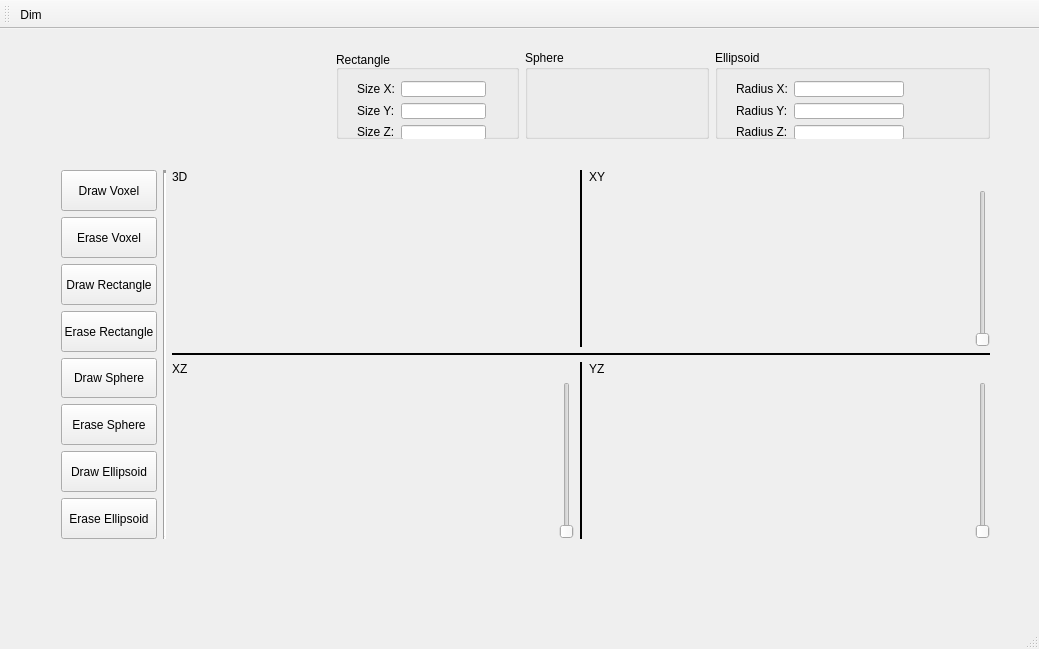
Old version of the form mainwindow.ui in the repository Atarico/Paint3D.
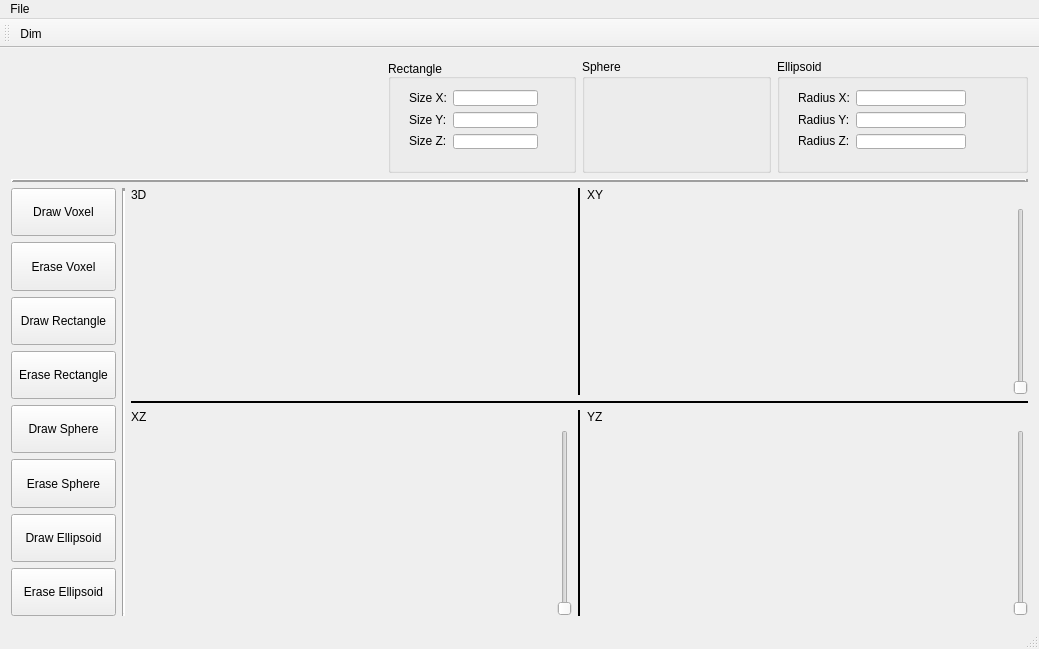
New version of the form.

```diff
--- a/mainwindow.ui
+++ b/mainwindow.ui
@@ -14,475 +14,11 @@
    <string>MainWindow</string>
   </property>
   <widget class="QWidget" name="centralWidget">
-   <widget class="QWidget" name="">
-    <property name="geometry">
-     <rect>
-      <x>50</x>
-      <y>130</y>
-      <width>951</width>
-      <height>391</height>
-     </rect>
-    </property>
-    <layout class="QHBoxLayout" name="horizontalLayout_3" stretch="10,5,85">
+   <layout class="QVBoxLayout" name="verticalLayout_12">
      <item>
-      <layout class="QVBoxLayout" name="verticalLayout_6">
+     <layout class="QVBoxLayout" name="verticalLayout_11" stretch="20,5,75">
        <item>
-        <widget class="QPushButton" name="pushButton">
-         <property name="enabled">
-          <bool>true</bool>
-         </property>
-         <property name="minimumSize">
-          <size>
-           <width>30</width>
-           <height>30</height>
-          </size>
-         </property>
-         <property name="maximumSize">
-          <size>
-           <width>120</width>
-           <height>120</height>
-          </size>
-         </property>
-         <property name="baseSize">
-          <size>
-           <width>41</width>
-           <height>41</height>
-          </size>
-         </property>
-         <property name="text">
-          <string>Draw Voxel</string>
-         </property>
-         <property name="iconSize">
-          <size>
-           <width>41</width>
-           <height>41</height>
-          </size>
-         </property>
-        </widget>
-       </item>
-       <item>
-        <widget class="QPushButton" name="pushButton_2">
-         <property name="enabled">
-          <bool>true</bool>
-         </property>
-         <property name="minimumSize">
-          <size>
-           <width>30</width>
-           <height>30</height>
-          </size>
-         </property>
-         <property name="maximumSize">
-          <size>
-           <width>120</width>
-           <height>120</height>
-          </size>
-         </property>
-         <property name="baseSize">
-          <size>
-           <width>41</width>
-           <height>41</height>
-          </size>
-         </property>
-         <property name="text">
-          <string>Erase Voxel</string>
-         </property>
-         <property name="iconSize">
-          <size>
-           <width>41</width>
-           <height>41</height>
-          </size>
-         </property>
-        </widget>
-       </item>
-       <item>
-        <widget class="QPushButton" name="pushButton_3">
-         <property name="enabled">
-          <bool>true</bool>
-         </property>
-         <property name="minimumSize">
-          <size>
-           <width>30</width>
-           <height>30</height>
-          </size>
-         </property>
-         <property name="maximumSize">
-          <size>
-           <width>120</width>
-           <height>120</height>
-          </size>
-         </property>
-         <property name="baseSize">
-          <size>
-           <width>41</width>
-           <height>41</height>
-          </size>
-         </property>
-         <property name="text">
-          <string>Draw Rectangle</string>
-         </property>
-         <property name="iconSize">
-          <size>
-           <width>41</width>
-           <height>41</height>
-          </size>
-         </property>
-        </widget>
-       </item>
-       <item>
-        <widget class="QPushButton" name="pushButton_4">
-         <property name="enabled">
-          <bool>true</bool>
-         </property>
-         <property name="minimumSize">
-          <size>
-           <width>30</width>
-           <height>30</height>
-          </size>
-         </property>
-         <property name="maximumSize">
-          <size>
-           <width>120</width>
-           <height>120</height>
-          </size>
-         </property>
-         <property name="baseSize">
-          <size>
-           <width>41</width>
-           <height>41</height>
-          </size>
-         </property>
-         <property name="text">
-          <string>Erase Rectangle</string>
-         </property>
-         <property name="iconSize">
-          <size>
-           <width>41</width>
-           <height>41</height>
-          </size>
-         </property>
-        </widget>
-       </item>
-       <item>
-        <widget class="QPushButton" name="pushButton_5">
-         <property name="enabled">
-          <bool>true</bool>
-         </property>
-         <property name="minimumSize">
-          <size>
-           <width>30</width>
-           <height>30</height>
-          </size>
-         </property>
-         <property name="maximumSize">
-          <size>
-           <width>120</width>
-           <height>120</height>
-          </size>
-         </property>
-         <property name="baseSize">
-          <size>
-           <width>41</width>
-           <height>41</height>
-          </size>
-         </property>
-         <property name="text">
-          <string>Draw Sphere</string>
-         </property>
-         <property name="iconSize">
-          <size>
-           <width>41</width>
-           <height>41</height>
-          </size>
-         </property>
-        </widget>
-       </item>
-       <item>
-        <widget class="QPushButton" name="pushButton_6">
-         <property name="enabled">
-          <bool>true</bool>
-         </property>
-         <property name="minimumSize">
-          <size>
-           <width>30</width>
-           <height>30</height>
-          </size>
-         </property>
-         <property name="maximumSize">
-          <size>
-           <width>120</width>
-           <height>120</height>
-          </size>
-         </property>
-         <property name="baseSize">
-          <size>
-           <width>41</width>
-           <height>41</height>
-          </size>
-         </property>
-         <property name="text">
-          <string>Erase Sphere</string>
-         </property>
-         <property name="iconSize">
-          <size>
-           <width>41</width>
-           <height>41</height>
-          </size>
-         </property>
-        </widget>
-       </item>
-       <item>
-        <widget class="QPushButton" name="pushButton_7">
-         <property name="enabled">
-          <bool>true</bool>
-         </property>
-         <property name="minimumSize">
-          <size>
-           <width>30</width>
-           <height>30</height>
-          </size>
-         </property>
-         <property name="maximumSize">
-          <size>
-           <width>120</width>
-           <height>120</height>
-          </size>
-         </property>
-         <property name="baseSize">
-          <size>
-           <width>41</width>
-           <height>41</height>
-          </size>
-         </property>
-         <property name="text">
-          <string>Draw Ellipsoid</string>
-         </property>
-         <property name="iconSize">
-          <size>
-           <width>41</width>
-           <height>41</height>
-          </size>
-         </property>
-        </widget>
-       </item>
-       <item>
-        <widget class="QPushButton" name="pushButton_8">
-         <property name="enabled">
-          <bool>true</bool>
-         </property>
-         <property name="minimumSize">
-          <size>
-           <width>30</width>
-           <height>30</height>
-          </size>
-         </property>
-         <property name="maximumSize">
-          <size>
-           <width>120</width>
-           <height>120</height>
-          </size>
-         </property>
-         <property name="baseSize">
-          <size>
-           <width>41</width>
-           <height>41</height>
-          </size>
-         </property>
-         <property name="text">
-          <string>Erase Ellipsoid</string>
-         </property>
-         <property name="iconSize">
-          <size>
-           <width>41</width>
-           <height>41</height>
-          </size>
-         </property>
-        </widget>
-       </item>
-      </layout>
-     </item>
-     <item>
-      <widget class="Line" name="line">
-       <property name="frameShadow">
-        <enum>QFrame::Sunken</enum>
-       </property>
-       <property name="lineWidth">
-        <number>3</number>
-       </property>
-       <property name="orientation">
-        <enum>Qt::Vertical</enum>
-       </property>
-      </widget>
-     </item>
-     <item>
-      <layout class="QVBoxLayout" name="verticalLayout_5">
-       <item>
-        <layout class="QHBoxLayout" name="horizontalLayout">
-         <item>
-          <layout class="QVBoxLayout" name="verticalLayout_3" stretch="5,95">
-           <item>
-            <widget class="QLabel" name="label_4">
-             <property name="text">
-              <string>3D</string>
-             </property>
-            </widget>
-           </item>
-           <item>
-            <layout class="QHBoxLayout" name="horizontalLayout_6" stretch="0">
-             <property name="spacing">
-              <number>6</number>
-             </property>
-             <item>
-              <widget class="QWidget" name="widget_9" native="true">
-               <zorder>line</zorder>
-              </widget>
-             </item>
-            </layout>
-           </item>
-          </layout>
-         </item>
-         <item>
-          <widget class="Line" name="line_3">
-           <property name="frameShadow">
-            <enum>QFrame::Plain</enum>
-           </property>
-           <property name="lineWidth">
-            <number>2</number>
-           </property>
-           <property name="orientation">
-            <enum>Qt::Vertical</enum>
-           </property>
-          </widget>
-         </item>
-         <item>
-          <layout class="QVBoxLayout" name="verticalLayout_2">
-           <item>
-            <widget class="QLabel" name="label_3">
-             <property name="text">
-              <string>XY</string>
-             </property>
-            </widget>
-           </item>
-           <item>
-            <layout class="QHBoxLayout" name="horizontalLayout_5" stretch="0,0">
-             <property name="spacing">
-              <number>6</number>
-             </property>
-             <item>
-              <widget class="QWidget" name="widget_8" native="true"/>
-             </item>
-             <item>
-              <widget class="QSlider" name="verticalSlider_8">
-               <property name="orientation">
-                <enum>Qt::Vertical</enum>
-               </property>
-              </widget>
-             </item>
-            </layout>
-           </item>
-          </layout>
-         </item>
-        </layout>
-       </item>
-       <item>
-        <widget class="Line" name="line_4">
-         <property name="frameShadow">
-          <enum>QFrame::Plain</enum>
-         </property>
-         <property name="lineWidth">
-          <number>2</number>
-         </property>
-         <property name="orientation">
-          <enum>Qt::Horizontal</enum>
-         </property>
-        </widget>
-       </item>
-       <item>
-        <layout class="QHBoxLayout" name="horizontalLayout_2">
-         <item>
-          <layout class="QVBoxLayout" name="verticalLayout">
-           <item>
-            <widget class="QLabel" name="label_2">
-             <property name="text">
-              <string>XZ</string>
-             </property>
-            </widget>
-           </item>
-           <item>
-            <layout class="QHBoxLayout" name="horizontalLayout_4" stretch="0,0">
-             <property name="spacing">
-              <number>6</number>
-             </property>
-             <item>
-              <widget class="QWidget" name="widget_7" native="true"/>
-             </item>
-             <item>
-              <widget class="QSlider" name="verticalSlider_7">
-               <property name="orientation">
-                <enum>Qt::Vertical</enum>
-               </property>
-              </widget>
-             </item>
-            </layout>
-           </item>
-          </layout>
-         </item>
-         <item>
-          <widget class="Line" name="line_5">
-           <property name="frameShadow">
-            <enum>QFrame::Plain</enum>
-           </property>
-           <property name="lineWidth">
-            <number>2</number>
-           </property>
-           <property name="orientation">
-            <enum>Qt::Vertical</enum>
-           </property>
-          </widget>
-         </item>
-         <item>
-          <layout class="QVBoxLayout" name="verticalLayout_4">
-           <item>
-            <widget class="QLabel" name="label_5">
-             <property name="text">
-              <string>YZ</string>
-             </property>
-            </widget>
-           </item>
-           <item>
-            <layout class="QHBoxLayout" name="horizontalLayout_7" stretch="0,0">
-             <property name="spacing">
-              <number>6</number>
-             </property>
-             <item>
-              <widget class="QWidget" name="widget_10" native="true"/>
-             </item>
-             <item>
-              <widget class="QSlider" name="verticalSlider_10">
-               <property name="orientation">
-                <enum>Qt::Vertical</enum>
-               </property>
-              </widget>
-             </item>
-            </layout>
-           </item>
-          </layout>
-         </item>
-        </layout>
-       </item>
-      </layout>
-     </item>
-    </layout>
-   </widget>
-   <widget class="QWidget" name="">
-    <property name="geometry">
-     <rect>
-      <x>50</x>
-      <y>10</y>
-      <width>951</width>
-      <height>111</height>
-     </rect>
-    </property>
-    <layout class="QHBoxLayout" name="horizontalLayout_11" stretch="30,20,20,30">
+       <layout class="QHBoxLayout" name="horizontalLayout_11" stretch="30,15,15,20">
      <item>
       <spacer name="horizontalSpacer">
        <property name="orientation">
@@ -516,7 +52,7 @@
        <property name="checkable">
         <bool>false</bool>
        </property>
-       <widget class="QWidget" name="">
+          <widget class="QWidget" name="layoutWidget">
         <property name="geometry">
          <rect>
           <x>10</x>
@@ -573,7 +109,7 @@
        <property name="title">
         <string>Sphere</string>
        </property>
-       <widget class="QWidget" name="">
+          <widget class="QWidget" name="layoutWidget">
         <property name="geometry">
          <rect>
           <x>10</x>
@@ -602,7 +138,7 @@
        <property name="title">
         <string>Ellipsoid</string>
        </property>
-       <widget class="QWidget" name="">
+          <widget class="QWidget" name="layoutWidget">
         <property name="geometry">
          <rect>
           <x>10</x>
@@ -655,12 +191,472 @@
       </widget>
      </item>
     </layout>
-   </widget>
-   <zorder>line</zorder>
-   <zorder>line_3</zorder>
-   <zorder>line_4</zorder>
-   <zorder>widget_4</zorder>
-   <zorder>verticalSlider_4</zorder>
+      </item>
+      <item>
+       <widget class="Line" name="line_2">
+        <property name="frameShadow">
+         <enum>QFrame::Raised</enum>
+        </property>
+        <property name="lineWidth">
+         <number>3</number>
+        </property>
+        <property name="orientation">
+         <enum>Qt::Horizontal</enum>
+        </property>
+       </widget>
+      </item>
+      <item>
+       <layout class="QHBoxLayout" name="horizontalLayout_3" stretch="10,5,85">
+        <item>
+         <layout class="QVBoxLayout" name="verticalLayout_6">
+          <item>
+           <widget class="QPushButton" name="pushButton">
+            <property name="enabled">
+             <bool>true</bool>
+            </property>
+            <property name="minimumSize">
+             <size>
+              <width>30</width>
+              <height>30</height>
+             </size>
+            </property>
+            <property name="maximumSize">
+             <size>
+              <width>120</width>
+              <height>120</height>
+             </size>
+            </property>
+            <property name="baseSize">
+             <size>
+              <width>41</width>
+              <height>41</height>
+             </size>
+            </property>
+            <property name="text">
+             <string>Draw Voxel</string>
+            </property>
+            <property name="iconSize">
+             <size>
+              <width>41</width>
+              <height>41</height>
+             </size>
+            </property>
+           </widget>
+          </item>
+          <item>
+           <widget class="QPushButton" name="pushButton_2">
+            <property name="enabled">
+             <bool>true</bool>
+            </property>
+            <property name="minimumSize">
+             <size>
+              <width>30</width>
+              <height>30</height>
+             </size>
+            </property>
+            <property name="maximumSize">
+             <size>
+              <width>120</width>
+              <height>120</height>
+             </size>
+            </property>
+            <property name="baseSize">
+             <size>
+              <width>41</width>
+              <height>41</height>
+             </size>
+            </property>
+            <property name="text">
+             <string>Erase Voxel</string>
+            </property>
+            <property name="iconSize">
+             <size>
+              <width>41</width>
+              <height>41</height>
+             </size>
+            </property>
+           </widget>
+          </item>
+          <item>
+           <widget class="QPushButton" name="pushButton_3">
+            <property name="enabled">
+             <bool>true</bool>
+            </property>
+            <property name="minimumSize">
+             <size>
+              <width>30</width>
+              <height>30</height>
+             </size>
+            </property>
+            <property name="maximumSize">
+             <size>
+              <width>120</width>
+              <height>120</height>
+             </size>
+            </property>
+            <property name="baseSize">
+             <size>
+              <width>41</width>
+              <height>41</height>
+             </size>
+            </property>
+            <property name="text">
+             <string>Draw Rectangle</string>
+            </property>
+            <property name="iconSize">
+             <size>
+              <width>41</width>
+              <height>41</height>
+             </size>
+            </property>
+           </widget>
+          </item>
+          <item>
+           <widget class="QPushButton" name="pushButton_4">
+            <property name="enabled">
+             <bool>true</bool>
+            </property>
+            <property name="minimumSize">
+             <size>
+              <width>30</width>
+              <height>30</height>
+             </size>
+            </property>
+            <property name="maximumSize">
+             <size>
+              <width>120</width>
+              <height>120</height>
+             </size>
+            </property>
+            <property name="baseSize">
+             <size>
+              <width>41</width>
+              <height>41</height>
+             </size>
+            </property>
+            <property name="text">
+             <string>Erase Rectangle</string>
+            </property>
+            <property name="iconSize">
+             <size>
+              <width>41</width>
+              <height>41</height>
+             </size>
+            </property>
+           </widget>
+          </item>
+          <item>
+           <widget class="QPushButton" name="pushButton_5">
+            <property name="enabled">
+             <bool>true</bool>
+            </property>
+            <property name="minimumSize">
+             <size>
+              <width>30</width>
+              <height>30</height>
+             </size>
+            </property>
+            <property name="maximumSize">
+             <size>
+              <width>120</width>
+              <height>120</height>
+             </size>
+            </property>
+            <property name="baseSize">
+             <size>
+              <width>41</width>
+              <height>41</height>
+             </size>
+            </property>
+            <property name="text">
+             <string>Draw Sphere</string>
+            </property>
+            <property name="iconSize">
+             <size>
+              <width>41</width>
+              <height>41</height>
+             </size>
+            </property>
+           </widget>
+          </item>
+          <item>
+           <widget class="QPushButton" name="pushButton_6">
+            <property name="enabled">
+             <bool>true</bool>
+            </property>
+            <property name="minimumSize">
+             <size>
+              <width>30</width>
+              <height>30</height>
+             </size>
+            </property>
+            <property name="maximumSize">
+             <size>
+              <width>120</width>
+              <height>120</height>
+             </size>
+            </property>
+            <property name="baseSize">
+             <size>
+              <width>41</width>
+              <height>41</height>
+             </size>
+            </property>
+            <property name="text">
+             <string>Erase Sphere</string>
+            </property>
+            <property name="iconSize">
+             <size>
+              <width>41</width>
+              <height>41</height>
+             </size>
+            </property>
+           </widget>
+          </item>
+          <item>
+           <widget class="QPushButton" name="pushButton_7">
+            <property name="enabled">
+             <bool>true</bool>
+            </property>
+            <property name="minimumSize">
+             <size>
+              <width>30</width>
+              <height>30</height>
+             </size>
+            </property>
+            <property name="maximumSize">
+             <size>
+              <width>120</width>
+              <height>120</height>
+             </size>
+            </property>
+            <property name="baseSize">
+             <size>
+              <width>41</width>
+              <height>41</height>
+             </size>
+            </property>
+            <property name="text">
+             <string>Draw Ellipsoid</string>
+            </property>
+            <property name="iconSize">
+             <size>
+              <width>41</width>
+              <height>41</height>
+             </size>
+            </property>
+           </widget>
+          </item>
+          <item>
+           <widget class="QPushButton" name="pushButton_8">
+            <property name="enabled">
+             <bool>true</bool>
+            </property>
+            <property name="minimumSize">
+             <size>
+              <width>30</width>
+              <height>30</height>
+             </size>
+            </property>
+            <property name="maximumSize">
+             <size>
+              <width>120</width>
+              <height>120</height>
+             </size>
+            </property>
+            <property name="baseSize">
+             <size>
+              <width>41</width>
+              <height>41</height>
+             </size>
+            </property>
+            <property name="text">
+             <string>Erase Ellipsoid</string>
+            </property>
+            <property name="iconSize">
+             <size>
+              <width>41</width>
+              <height>41</height>
+             </size>
+            </property>
+           </widget>
+          </item>
+         </layout>
+        </item>
+        <item>
+         <widget class="Line" name="line">
+          <property name="frameShadow">
+           <enum>QFrame::Sunken</enum>
+          </property>
+          <property name="lineWidth">
+           <number>3</number>
+          </property>
+          <property name="orientation">
+           <enum>Qt::Vertical</enum>
+          </property>
+         </widget>
+        </item>
+        <item>
+         <layout class="QVBoxLayout" name="verticalLayout_5">
+          <item>
+           <layout class="QHBoxLayout" name="horizontalLayout">
+            <item>
+             <layout class="QVBoxLayout" name="verticalLayout_3" stretch="5,95">
+              <item>
+               <widget class="QLabel" name="label_4">
+                <property name="text">
+                 <string>3D</string>
+                </property>
+               </widget>
+              </item>
+              <item>
+               <layout class="QHBoxLayout" name="horizontalLayout_6" stretch="0">
+                <property name="spacing">
+                 <number>6</number>
+                </property>
+                <item>
+                 <widget class="QWidget" name="widget_9" native="true"/>
+                </item>
+               </layout>
+              </item>
+             </layout>
+            </item>
+            <item>
+             <widget class="Line" name="line_3">
+              <property name="frameShadow">
+               <enum>QFrame::Plain</enum>
+              </property>
+              <property name="lineWidth">
+               <number>2</number>
+              </property>
+              <property name="orientation">
+               <enum>Qt::Vertical</enum>
+              </property>
+             </widget>
+            </item>
+            <item>
+             <layout class="QVBoxLayout" name="verticalLayout_2">
+              <item>
+               <widget class="QLabel" name="label_3">
+                <property name="text">
+                 <string>XY</string>
+                </property>
+               </widget>
+              </item>
+              <item>
+               <layout class="QHBoxLayout" name="horizontalLayout_5" stretch="0,0">
+                <property name="spacing">
+                 <number>6</number>
+                </property>
+                <item>
+                 <widget class="QWidget" name="widget_8" native="true"/>
+                </item>
+                <item>
+                 <widget class="QSlider" name="verticalSlider_8">
+                  <property name="orientation">
+                   <enum>Qt::Vertical</enum>
+                  </property>
+                 </widget>
+                </item>
+               </layout>
+              </item>
+             </layout>
+            </item>
+           </layout>
+          </item>
+          <item>
+           <widget class="Line" name="line_4">
+            <property name="frameShadow">
+             <enum>QFrame::Plain</enum>
+            </property>
+            <property name="lineWidth">
+             <number>2</number>
+            </property>
+            <property name="orientation">
+             <enum>Qt::Horizontal</enum>
+            </property>
+           </widget>
+          </item>
+          <item>
+           <layout class="QHBoxLayout" name="horizontalLayout_2">
+            <item>
+             <layout class="QVBoxLayout" name="verticalLayout">
+              <item>
+               <widget class="QLabel" name="label_2">
+                <property name="text">
+                 <string>XZ</string>
+                </property>
+               </widget>
+              </item>
+              <item>
+               <layout class="QHBoxLayout" name="horizontalLayout_4" stretch="0,0">
+                <property name="spacing">
+                 <number>6</number>
+                </property>
+                <item>
+                 <widget class="QWidget" name="widget_7" native="true"/>
+                </item>
+                <item>
+                 <widget class="QSlider" name="verticalSlider_7">
+                  <property name="orientation">
+                   <enum>Qt::Vertical</enum>
+                  </property>
+                 </widget>
+                </item>
+               </layout>
+              </item>
+             </layout>
+            </item>
+            <item>
+             <widget class="Line" name="line_5">
+              <property name="frameShadow">
+               <enum>QFrame::Plain</enum>
+              </property>
+              <property name="lineWidth">
+               <number>2</number>
+              </property>
+              <property name="orientation">
+               <enum>Qt::Vertical</enum>
+              </property>
+             </widget>
+            </item>
+            <item>
+             <layout class="QVBoxLayout" name="verticalLayout_4">
+              <item>
+               <widget class="QLabel" name="label_5">
+                <property name="text">
+                 <string>YZ</string>
+                </property>
+               </widget>
+              </item>
+              <item>
+               <layout class="QHBoxLayout" name="horizontalLayout_7" stretch="0,0">
+                <property name="spacing">
+                 <number>6</number>
+                </property>
+                <item>
+                 <widget class="QWidget" name="widget_10" native="true"/>
+                </item>
+                <item>
+                 <widget class="QSlider" name="verticalSlider_10">
+                  <property name="orientation">
+                   <enum>Qt::Vertical</enum>
+                  </property>
+                 </widget>
+                </item>
+               </layout>
+              </item>
+             </layout>
+            </item>
+           </layout>
+          </item>
+         </layout>
+        </item>
+       </layout>
+      </item>
+     </layout>
+    </item>
+   </layout>
    <zorder>layoutWidget</zorder>
    <zorder>layoutWidget_3</zorder>
    <zorder>label_3</zorder>
@@ -694,13 +690,19 @@
      <height>21</height>
     </rect>
    </property>
+   <widget class="QMenu" name="menuFile">
+    <property name="title">
+     <string>File</string>
+    </property>
+   </widget>
+   <addaction name="menuFile"/>
   </widget>
   <widget class="QToolBar" name="mainToolBar">
    <attribute name="toolBarArea">
     <enum>TopToolBarArea</enum>
    </attribute>
    <attribute name="toolBarBreak">
-    <bool>true</bool>
+    <bool>false</bool>
    </attribute>
    <addaction name="actionDim"/>
   </widget>
```
Left out of the diff: 22 changed lines with no effect on the pictures. Lines whose indentation alone changed are shown as unchanged.
